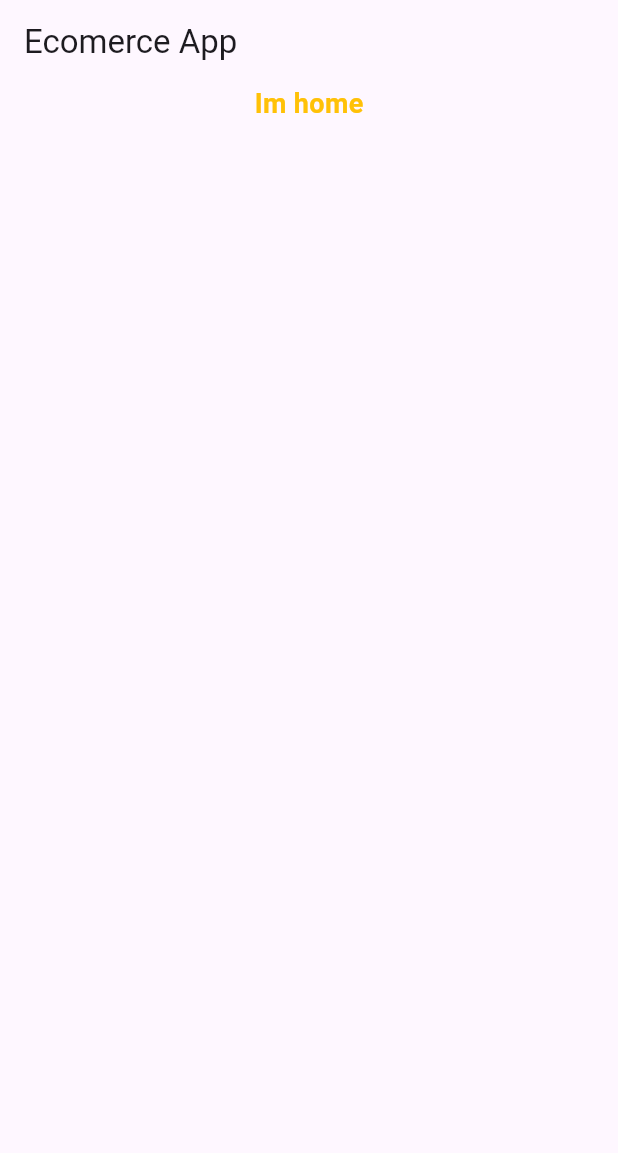
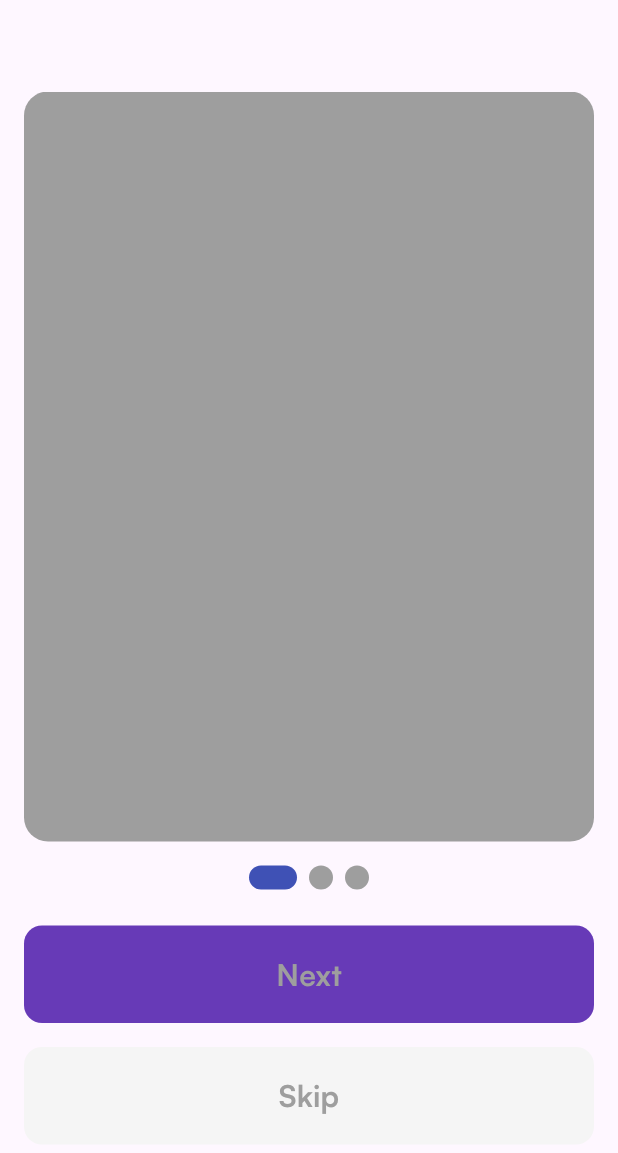
Before and after one commit to KINGSMITH97/ecormerceApp, a Flutter app: the screen it shows after launch, on a phone screen of 412 x 824 dp. Shown: the top 1153 px of the screen. Run offline on Flutter 3.47's test engine with Material 3 defaults, Android fonts, the phone set to English and light mode, and no system bars; drawn by our look-alikes of carousel_slider, smooth_page_indicator; our stand-ins replace flutter_svg.

Commit message:
added custom font

```diff
--- /dev/null
+++ b/lib/constants/app_constants.dart
@@ -0,0 +1,9 @@
+class AppConstants {
+  AppConstants._();
+  static String logoName = 'assets/images/shopping-logo.svg';
+  static List carouselImages = [
+    "assets/images/jo.png",
+    "assets/images/jo.png",
+    "assets/images/jo.png",
+  ];
+}
--- a/lib/main.dart
+++ b/lib/main.dart
@@ -1,26 +1,29 @@
 import 'package:flutter/material.dart';
-import 'package:flutter_application_1/screens/home.dart';
+import 'package:flutter_application_1/routes/app_router.dart';
+import 'package:flutter_application_1/screens/launch_screen.dart';
 
 void main() {
   WidgetsFlutterBinding.ensureInitialized;
-  runApp(const MyApp());
+  runApp(MyApp());
 }
 
 class MyApp extends StatelessWidget {
-  const MyApp({super.key});
+  MyApp({super.key});
 
+  final AppRouter appRouter = AppRouter();
   // This widget is the root of your application.
   @override
   Widget build(BuildContext context) {
     return MaterialApp(
       title: 'Flutter Demo',
+      onGenerateRoute: appRouter.ongenerateRoute,
       debugShowCheckedModeBanner: false,
       theme: ThemeData(
-
+        fontFamily: 'Satoshi',
         colorScheme: ColorScheme.fromSeed(seedColor: Colors.deepPurple),
         useMaterial3: true,
       ),
-      home: const Home(),
+      home: const LaunchScreen(),
     );
   }
 }
--- /dev/null
+++ b/lib/routes/app_router.dart
@@ -0,0 +1,20 @@
+import 'package:flutter/material.dart';
+import 'package:flutter_application_1/screens/home.dart';
+import 'package:flutter_application_1/screens/onboarding_screen.dart';
+
+class AppRouter {
+  Route? ongenerateRoute(RouteSettings settings) {
+    switch (settings.name) {
+      case "/home":
+        return MaterialPageRoute(
+          builder: (_) => const Home(),
+        );
+      case "/onboarding":
+        return MaterialPageRoute(
+          builder: (_) => const OnboardingScreen(),
+        );
+      default:
+        return null;
+    }
+  }
+}
--- a/lib/screens/home.dart
+++ b/lib/screens/home.dart
@@ -6,17 +6,17 @@ class Home extends StatelessWidget {
   @override
   Widget build(BuildContext context) {
     return Scaffold(
-      appBar: AppBar(
-        title: const Text('Ecomerce App')
-      ),
+      appBar: AppBar(title: const Text('Ecomerce App')),
       body: const Column(
+        crossAxisAlignment: CrossAxisAlignment.start,
         children: [
-          Center(child: Text('Im home', style: TextStyle(
-            fontSize: 18,
-            color: Colors.amber,
-            fontWeight: FontWeight.bold,
-            textBaseline: TextBaseline.alphabetic,
-          ),),
+          Text(
+            'Im home and chilling with my bbbboys',
+            style: TextStyle(
+              fontSize: 18,
+              color: Colors.deepPurple,
+              textBaseline: TextBaseline.alphabetic,
+            ),
           ),
         ],
       ),
--- /dev/null
+++ b/lib/screens/onboarding_screen.dart
@@ -0,0 +1,81 @@
+import 'package:carousel_slider/carousel_slider.dart';
+import 'package:flutter/material.dart';
+import 'package:flutter_application_1/constants/app_constants.dart';
+import 'package:flutter_application_1/shared_components/button.dart';
+import 'package:smooth_page_indicator/smooth_page_indicator.dart';
+
+class OnboardingScreen extends StatefulWidget {
+  const OnboardingScreen({super.key});
+
+  @override
+  State<OnboardingScreen> createState() => _OnboardingScreenState();
+}
+
+class _OnboardingScreenState extends State<OnboardingScreen> {
+  int activeIndex = 0;
+  CarouselController controller = CarouselController();
+  @override
+  Widget build(BuildContext context) {
+    return Scaffold(
+      body: Center(
+        child: Column(
+          mainAxisAlignment: MainAxisAlignment.center,
+          children: [
+            CarouselSlider.builder(
+              carouselController: controller,
+              itemCount: AppConstants.carouselImages.length,
+              itemBuilder: (context, index, realIndex) {
+                final imageUrl = AppConstants.carouselImages[index];
+                return buildCarouselImage(imageUrl, index);
+              },
+              options: CarouselOptions(
+                viewportFraction: 1,
+                enableInfiniteScroll: false,
+                height: 500,
+                onPageChanged: ((index, reason) {
+                  setState(() {
+                    activeIndex = index;
+                  });
+                }),
+              ),
+            ),
+            const SizedBox(height: 16),
+            AnimatedSmoothIndicator(
+              activeIndex: activeIndex,
+              count: AppConstants.carouselImages.length,
+              effect: const ExpandingDotsEffect(
+                expansionFactor: 2,
+              ),
+            ),
+            const SizedBox(height: 24),
+            ButtonWidget(
+              title: 'Next',
+              btColor: Colors.deepPurple,
+              onTap: () {
+                controller.nextPage();
+              },
+            ),
+            const SizedBox(height: 16),
+            ButtonWidget(
+              title: 'Skip',
+              btColor: Colors.grey.shade100,
+              onTap: () {
+                Navigator.pushNamed(context, "/home");
+              },
+            ),
+          ],
+        ),
+      ),
+    );
+  }
+
+  Widget buildCarouselImage(String imageUrl, int index) {
+    return Container(
+      margin: const EdgeInsets.symmetric(horizontal: 16),
+      decoration: BoxDecoration(
+        color: Colors.grey,
+        borderRadius: BorderRadius.circular(16),
+      ),
+    );
+  }
+}
--- /dev/null
+++ b/lib/shared_components/button.dart
@@ -0,0 +1,46 @@
+import 'package:flutter/material.dart';
+
+class ButtonWidget extends StatefulWidget {
+  const ButtonWidget({
+    super.key,
+    required this.title,
+    required this.btColor,
+    required this.onTap,
+  });
+  final String title;
+  final Color btColor;
+  final Function() onTap;
+
+  @override
+  State<ButtonWidget> createState() => _ButtonWidgetState();
+}
+
+class _ButtonWidgetState extends State<ButtonWidget> {
+  @override
+  Widget build(BuildContext context) {
+    return Padding(
+      padding: const EdgeInsets.symmetric(horizontal: 16.0),
+      child: SizedBox(
+        height: 65,
+        width: double.infinity,
+        child: ElevatedButton(
+          style: ElevatedButton.styleFrom(
+            elevation: 0,
+            shape:
+                RoundedRectangleBorder(borderRadius: BorderRadius.circular(12)),
+            backgroundColor: widget.btColor,
+          ),
+          onPressed: widget.onTap,
+          child: Text(
+            widget.title,
+            style: const TextStyle(
+              color: Colors.grey,
+              fontSize: 20,
+              fontWeight: FontWeight.bold,
+            ),
+          ),
+        ),
+      ),
+    );
+  }
+}
```
Also changed, not shown: lib/screens/launch_screen.dart (added, +47 -0 lines), pubspec.yaml (+14 -24 lines), assets/fonts/Satoshi-Bold.otf (added), assets/fonts/Satoshi-Light.otf (added), assets/fonts/Satoshi-Medium.otf (added), assets/fonts/Satoshi-Regular.otf (added), assets/images/logo1.svg (added), assets/images/shopping-logo.svg (added), pubspec.lock, 1 other file.
